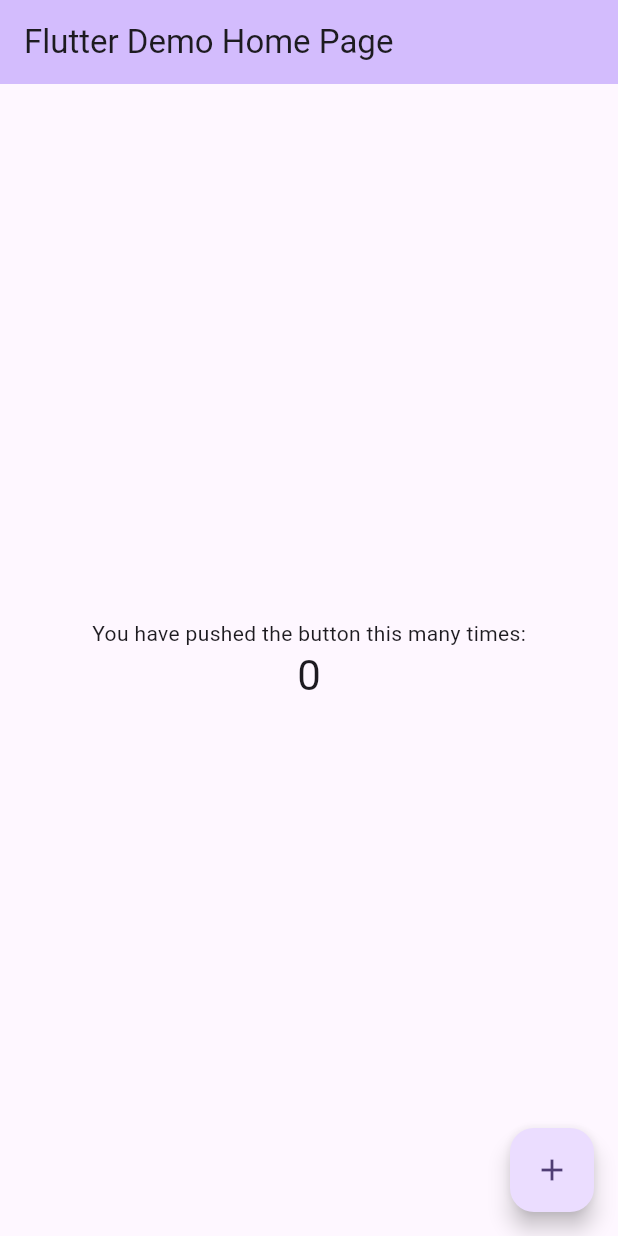
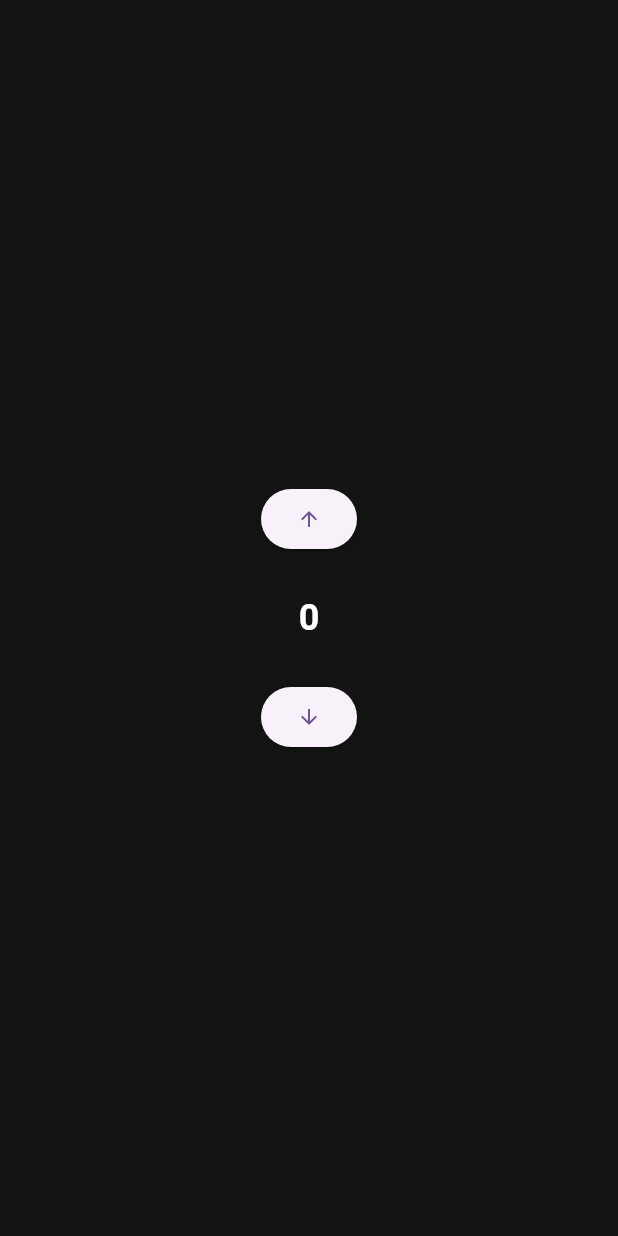
Before and after one commit to ChrisAlegria/Counter-Watch, a Flutter app: the screen it shows after launch, on a phone screen of 412 x 824 dp. Run offline on Flutter 3.47's test engine with Material 3 defaults, Android fonts, the phone set to English and light mode, and no system bars.

Commit message:
Init: Counter Section

```diff
--- /dev/null
+++ b/lib/Pages/counter.dart
@@ -0,0 +1,124 @@
+import 'package:flutter/material.dart';
+
+void main() {
+  runApp(MyApp());
+}
+
+class MyApp extends StatelessWidget {
+  @override
+  Widget build(BuildContext context) {
+    return MaterialApp(
+      title: 'Counter Watch',
+      theme: ThemeData(
+        primaryColor: Colors.blue, // Color primario
+      ),
+      home: CounterWatch(),
+    );
+  }
+}
+
+class CounterWatch extends StatefulWidget {
+  @override
+  _SmartWatchCounterState createState() => _SmartWatchCounterState();
+}
+
+class _SmartWatchCounterState extends State<CounterWatch> {
+  int _counter = 0;
+
+  void _incrementCounter() {
+    setState(() {
+      if (_counter < 13) {
+        _counter++;
+      } else {
+        _showMaxLimitSnackBar();
+      }
+    });
+  }
+
+  void _decrementCounter() {
+    setState(() {
+      if (_counter > -13) {
+        _counter--;
+      } else {
+        _showMinLimitSnackBar();
+      }
+    });
+  }
+
+  void _showMaxLimitSnackBar() {
+    _showMessage('El máximo posible es 13');
+  }
+
+  void _showMinLimitSnackBar() {
+    _showMessage('El mínimo posible es -13');
+  }
+
+  void _showMessage(String message) {
+    showDialog(
+      context: context,
+      barrierDismissible:
+          false, // Evitar que el usuario cierre el diálogo al tocar fuera de él
+      builder: (BuildContext context) {
+        return Scaffold(
+          backgroundColor: Color.fromARGB(255, 19, 19, 19),
+          body: Center(
+            child: AlertDialog(
+              backgroundColor: Color.fromARGB(255, 19, 19, 19),
+              content: Text(
+                message,
+                style: TextStyle(color: Colors.white),
+                textAlign: TextAlign.center,
+              ),
+            ),
+          ),
+        );
+      },
+    );
+    // Desvanecimiento del mensaje después de 2 segundos
+    Future.delayed(Duration(seconds: 2), () {
+      Navigator.of(context).pop();
+    });
+  }
+
+  @override
+  Widget build(BuildContext context) {
+    return Scaffold(
+      backgroundColor: const Color.fromARGB(255, 19, 19, 19), // Fondo negro
+      body: Center(
+        child: Column(
+          mainAxisAlignment: MainAxisAlignment.center,
+          children: <Widget>[
+            ElevatedButton(
+              // Botón de incremento arriba del contador
+              onPressed: _incrementCounter,
+              child: Icon(Icons.arrow_upward, size: 16),
+              style: ElevatedButton.styleFrom(
+                padding: EdgeInsets.all(8),
+              ),
+            ),
+            SizedBox(
+                height:
+                    25), // Espaciado entre el botón de incremento y el contador
+            Text(
+              '$_counter',
+              style: TextStyle(
+                  fontSize: 24,
+                  fontWeight: FontWeight.bold,
+                  color: Colors.white),
+            ),
+            SizedBox(
+                height:
+                    25), // Espaciado entre el contador y el botón de decremento
+            ElevatedButton(
+              onPressed: _decrementCounter,
+              child: Icon(Icons.arrow_downward, size: 16),
+              style: ElevatedButton.styleFrom(
+                padding: EdgeInsets.all(8),
+              ),
+            ),
+          ],
+        ),
+      ),
+    );
+  }
+}
--- a/lib/main.dart
+++ b/lib/main.dart
@@ -1,125 +1,22 @@
 import 'package:flutter/material.dart';
+import 'package:counter_watch/Pages/counter.dart';
 
 void main() {
-  runApp(const MyApp());
+  runApp(MyApp());
 }
 
 class MyApp extends StatelessWidget {
-  const MyApp({super.key});
+  const MyApp({Key? key});
 
-  // This widget is the root of your application.
   @override
   Widget build(BuildContext context) {
     return MaterialApp(
       title: 'Flutter Demo',
       theme: ThemeData(
-        // This is the theme of your application.
-        //
-        // TRY THIS: Try running your application with "flutter run". You'll see
-        // the application has a purple toolbar. Then, without quitting the app,
-        // try changing the seedColor in the colorScheme below to Colors.green
-        // and then invoke "hot reload" (save your changes or press the "hot
-        // reload" button in a Flutter-supported IDE, or press "r" if you used
-        // the command line to start the app).
-        //
-        // Notice that the counter didn't reset back to zero; the application
-        // state is not lost during the reload. To reset the state, use hot
-        // restart instead.
-        //
-        // This works for code too, not just values: Most code changes can be
-        // tested with just a hot reload.
         colorScheme: ColorScheme.fromSeed(seedColor: Colors.deepPurple),
         useMaterial3: true,
       ),
-      home: const MyHomePage(title: 'Flutter Demo Home Page'),
+      home: CounterWatch(), // Elimina 'const' aquí
     );
   }
 }
-
-class MyHomePage extends StatefulWidget {
-  const MyHomePage({super.key, required this.title});
-
-  // This widget is the home page of your application. It is stateful, meaning
-  // that it has a State object (defined below) that contains fields that affect
-  // how it looks.
-
-  // This class is the configuration for the state. It holds the values (in this
-  // case the title) provided by the parent (in this case the App widget) and
-  // used by the build method of the State. Fields in a Widget subclass are
-  // always marked "final".
-
-  final String title;
-
-  @override
-  State<MyHomePage> createState() => _MyHomePageState();
-}
-
-class _MyHomePageState extends State<MyHomePage> {
-  int _counter = 0;
-
-  void _incrementCounter() {
-    setState(() {
-      // This call to setState tells the Flutter framework that something has
-      // changed in this State, which causes it to rerun the build method below
-      // so that the display can reflect the updated values. If we changed
-      // _counter without calling setState(), then the build method would not be
-      // called again, and so nothing would appear to happen.
-      _counter++;
-    });
-  }
-
-  @override
-  Widget build(BuildContext context) {
-    // This method is rerun every time setState is called, for instance as done
-    // by the _incrementCounter method above.
-    //
-    // The Flutter framework has been optimized to make rerunning build methods
-    // fast, so that you can just rebuild anything that needs updating rather
-    // than having to individually change instances of widgets.
-    return Scaffold(
-      appBar: AppBar(
-        // TRY THIS: Try changing the color here to a specific color (to
-        // Colors.amber, perhaps?) and trigger a hot reload to see the AppBar
-        // change color while the other colors stay the same.
-        backgroundColor: Theme.of(context).colorScheme.inversePrimary,
-        // Here we take the value from the MyHomePage object that was created by
-        // the App.build method, and use it to set our appbar title.
-        title: Text(widget.title),
-      ),
-      body: Center(
-        // Center is a layout widget. It takes a single child and positions it
-        // in the middle of the parent.
-        child: Column(
-          // Column is also a layout widget. It takes a list of children and
-          // arranges them vertically. By default, it sizes itself to fit its
-          // children horizontally, and tries to be as tall as its parent.
-          //
-          // Column has various properties to control how it sizes itself and
-          // how it positions its children. Here we use mainAxisAlignment to
-          // center the children vertically; the main axis here is the vertical
-          // axis because Columns are vertical (the cross axis would be
-          // horizontal).
-          //
-          // TRY THIS: Invoke "debug painting" (choose the "Toggle Debug Paint"
-          // action in the IDE, or press "p" in the console), to see the
-          // wireframe for each widget.
-          mainAxisAlignment: MainAxisAlignment.center,
-          children: <Widget>[
-            const Text(
-              'You have pushed the button this many times:',
-            ),
-            Text(
-              '$_counter',
-              style: Theme.of(context).textTheme.headlineMedium,
-            ),
-          ],
-        ),
-      ),
-      floatingActionButton: FloatingActionButton(
-        onPressed: _incrementCounter,
-        tooltip: 'Increment',
-        child: const Icon(Icons.add),
-      ), // This trailing comma makes auto-formatting nicer for build methods.
-    );
-  }
-}
```
Also changed, not shown: 1 other file.
